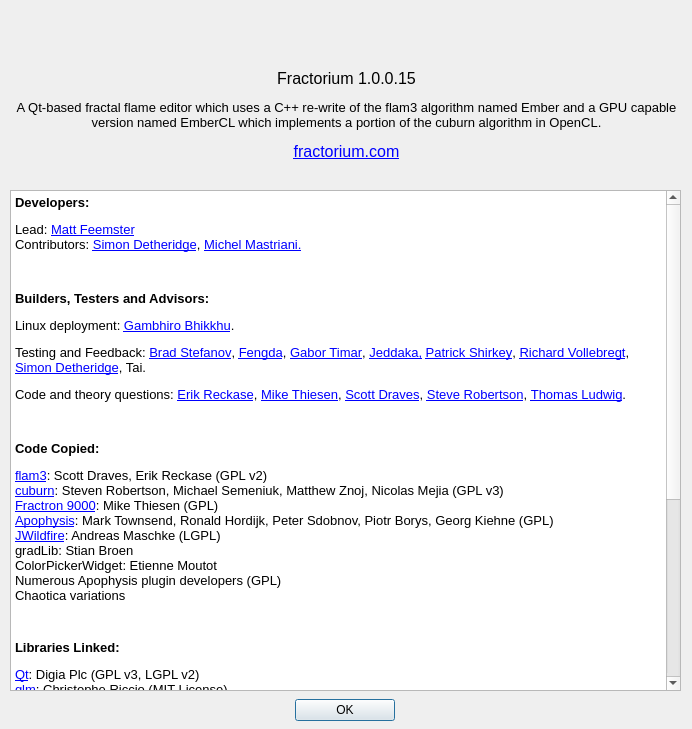
The window that Source/Fractorium/AboutDialog.ui (typpos/fractorium) describes before a commit, drawn with Qt 5.
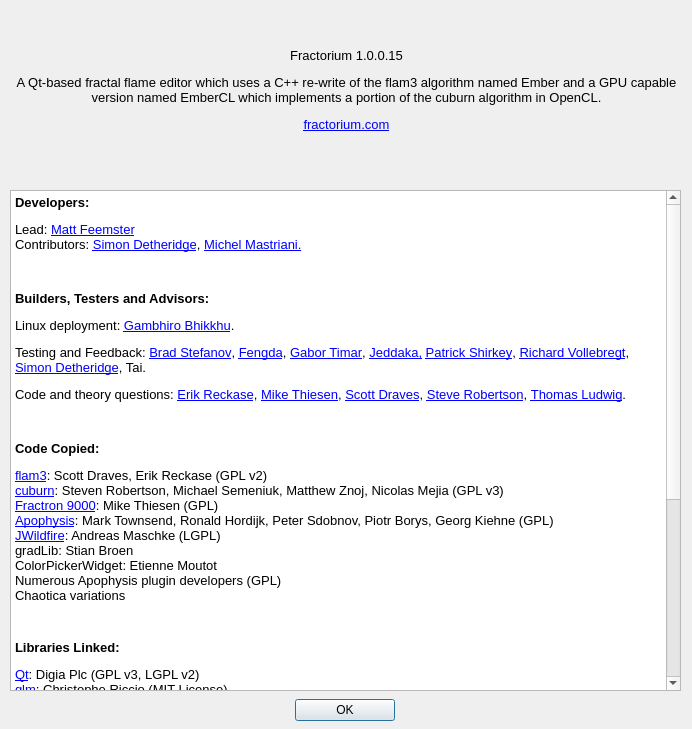
The same window after the commit.

Commit message: --User changes  -Add new variations waves22, waves23, waves42, waves3 and waves4 from user tatasz.  -Add new stylesheet called lightdark.qss which gives a more modern look to the dark theme. Started by Michel Mastriani (triptychaos).  --Included in the qmake and Wix installers.

The edit to the form file:
```diff
--- a/Source/Fractorium/AboutDialog.ui
+++ b/Source/Fractorium/AboutDialog.ui
@@ -40,7 +40,7 @@
      <x>6</x>
      <y>5</y>
      <width>681</width>
-     <height>221</height>
+     <height>171</height>
     </rect>
    </property>
    <property name="sizePolicy">
@@ -58,7 +58,7 @@
     <enum>QFrame::NoFrame</enum>
    </property>
    <property name="text">
-    <string>&lt;html&gt;&lt;head/&gt;&lt;body&gt;&lt;p align=&quot;center&quot;&gt;Fractorium 1.0.0.15&lt;/p&gt;&lt;p align=&quot;center&quot;&gt;&lt;span style=&quot; font-size:10pt;&quot;&gt;A Qt-based fractal flame editor which uses a C++ re-write of the flam3 algorithm named Ember and a GPU capable version named EmberCL which implements a portion of the cuburn algorithm in OpenCL.&lt;/span&gt;&lt;/p&gt;&lt;p align=&quot;center&quot;&gt;&lt;a href=&quot;http://fractorium.com&quot;&gt;&lt;span style=&quot; text-decoration: underline; color:#0000ff;&quot;&gt;fractorium.com&lt;/span&gt;&lt;/a&gt;&lt;/p&gt;&lt;/body&gt;&lt;/html&gt;</string>
+    <string>&lt;html&gt;&lt;head/&gt;&lt;body&gt;&lt;p align=&quot;center&quot; style=&quot; font-size:10pt;&quot;&gt;Fractorium 1.0.0.15&lt;/p&gt;&lt;p align=&quot;center&quot;&gt;&lt;span style=&quot; font-size:10pt;&quot;&gt;A Qt-based fractal flame editor which uses a C++ re-write of the flam3 algorithm named Ember and a GPU capable version named EmberCL which implements a portion of the cuburn algorithm in OpenCL.&lt;/span&gt;&lt;/p&gt;&lt;p align=&quot;center&quot;&gt;&lt;a href=&quot;http://fractorium.com&quot;&gt;&lt;span style=&quot; text-decoration: underline; color:#0000ff; font-size:10pt;&quot;&gt;fractorium.com&lt;/span&gt;&lt;/a&gt;&lt;/p&gt;&lt;/body&gt;&lt;/html&gt;</string>
    </property>
    <property name="textFormat">
     <enum>Qt::RichText</enum>
```
Left out of the diff: 2 changed lines with no effect on the pictures. The commit also changes 34 other files.
